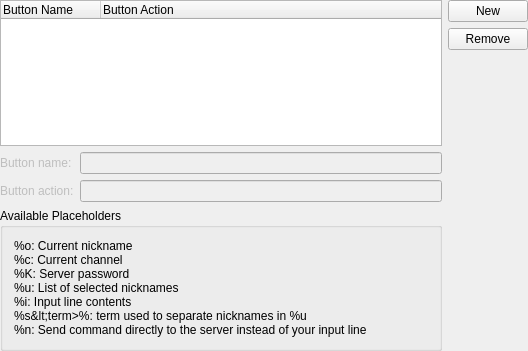
Old version of the form src/config/quickbuttons_configui.ui in the repository KDE/konversation.
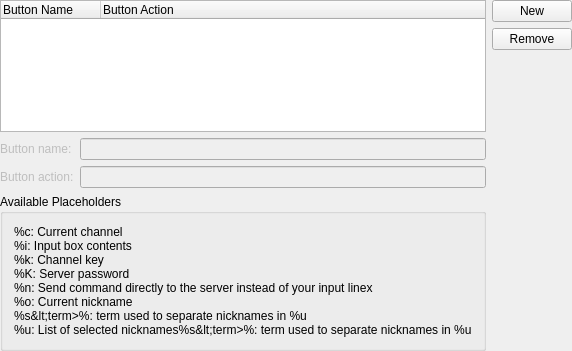
New version of the form. Custom widgets are drawn as their Qt base class.

Commit message: Alphabetize and document missing %k placeholder.

Patch:
```diff
--- a/src/config/quickbuttons_configui.ui
+++ b/src/config/quickbuttons_configui.ui
@@ -145,13 +145,14 @@
          </sizepolicy>
         </property>
         <property name="text">
-         <string>%o: Current nickname
-%c: Current channel
+         <string>%c: Current channel
+%i: Input box contents
+%k: Channel key
 %K: Server password
-%u: List of selected nicknames
-%i: Input line contents
+%n: Send command directly to the server instead of your input linex
+%o: Current nickname
 %s&amp;lt;term&gt;%: term used to separate nicknames in %u
-%n: Send command directly to the server instead of your input line</string>
+%u: List of selected nicknames%s&amp;lt;term&gt;%: term used to separate nicknames in %u</string>
         </property>
         <property name="textFormat">
          <enum>Qt::PlainText</enum>
```
The commit also changes 1 other file.
